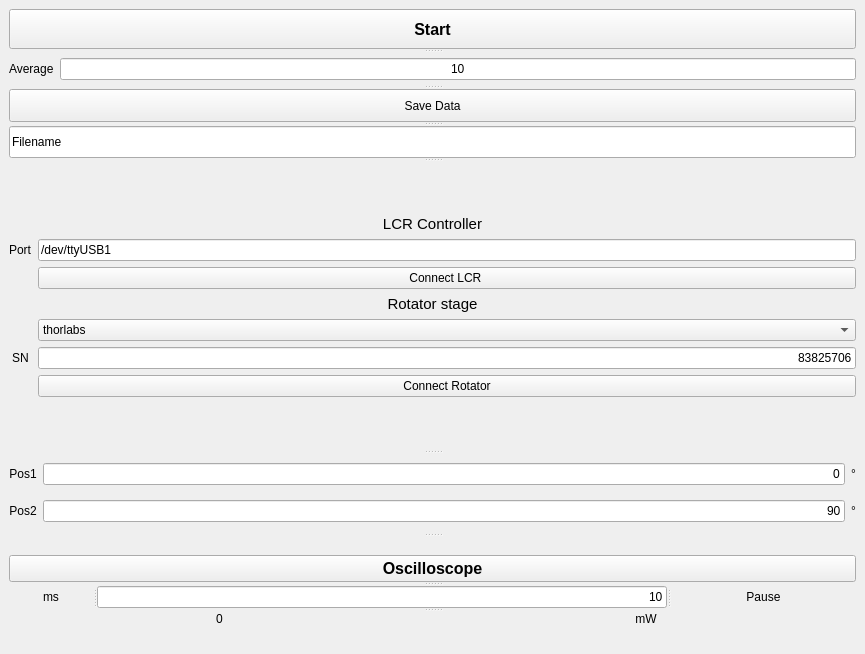
First picture: the form in visLCR.ui, repository qLuxor/pylabtools, before the edit.
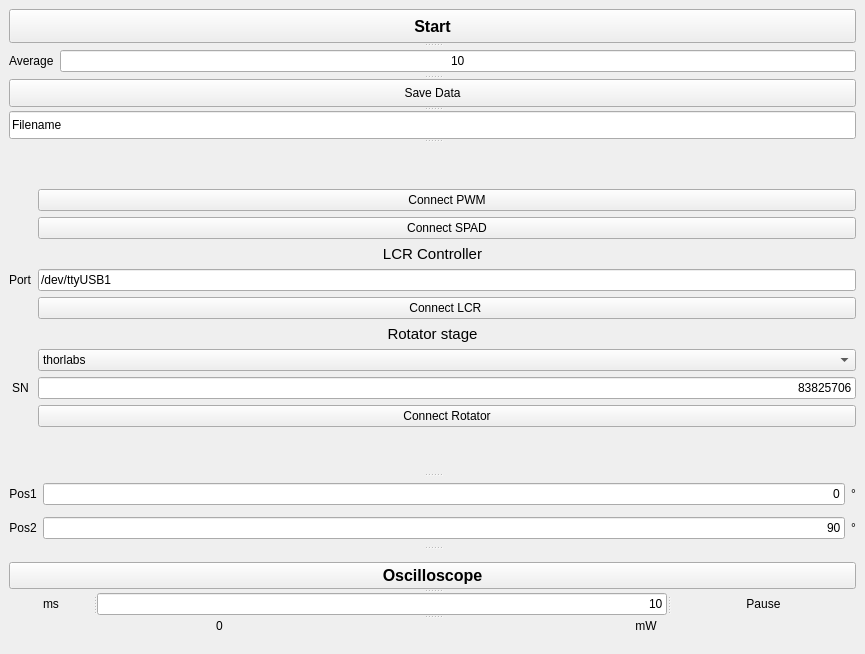
Second picture: the form after the edit.

Commit message: Added new buttons to connect to PWM and SPAD

What changed in the file:
```diff
--- a/visLCR.ui
+++ b/visLCR.ui
@@ -96,7 +96,7 @@
              <property name="formAlignment">
               <set>Qt::AlignCenter</set>
              </property>
-             <item row="0" column="0" colspan="2">
+             <item row="2" column="0" colspan="2">
               <widget class="QLabel" name="label_4">
                <property name="font">
                 <font>
@@ -111,7 +111,7 @@
                </property>
               </widget>
              </item>
-             <item row="3" column="0" colspan="2">
+             <item row="5" column="0" colspan="2">
               <widget class="QLabel" name="label_14">
                <property name="font">
                 <font>
@@ -126,7 +126,7 @@
                </property>
               </widget>
              </item>
-             <item row="4" column="1">
+             <item row="6" column="1">
               <widget class="QComboBox" name="cmbLinearStage">
                <property name="sizePolicy">
                 <sizepolicy hsizetype="MinimumExpanding" vsizetype="Fixed">
@@ -144,7 +144,7 @@
                </item>
               </widget>
              </item>
-             <item row="5" column="0">
+             <item row="7" column="0">
               <widget class="QLabel" name="label_15">
                <property name="sizePolicy">
                 <sizepolicy hsizetype="Maximum" vsizetype="Preferred">
@@ -160,7 +160,7 @@
                </property>
               </widget>
              </item>
-             <item row="5" column="1">
+             <item row="7" column="1">
               <widget class="QLineEdit" name="txtSN">
                <property name="sizePolicy">
                 <sizepolicy hsizetype="MinimumExpanding" vsizetype="Fixed">
@@ -176,14 +176,14 @@
                </property>
               </widget>
              </item>
-             <item row="6" column="1">
+             <item row="8" column="1">
               <widget class="QPushButton" name="btnConnect">
                <property name="text">
                 <string>Connect Rotator</string>
                </property>
               </widget>
              </item>
-             <item row="1" column="1">
+             <item row="3" column="1">
               <widget class="QLineEdit" name="txtPort">
                <property name="text">
                 <string>/dev/ttyUSB1</string>
@@ -193,20 +193,34 @@
                </property>
               </widget>
              </item>
-             <item row="2" column="1">
+             <item row="4" column="1">
               <widget class="QPushButton" name="btnConnectLCR">
                <property name="text">
                 <string>Connect LCR </string>
                </property>
               </widget>
              </item>
-             <item row="1" column="0">
+             <item row="3" column="0">
               <widget class="QLabel" name="label_9">
                <property name="text">
                 <string>Port</string>
                </property>
               </widget>
              </item>
+             <item row="1" column="1">
+              <widget class="QPushButton" name="btnConnectSPAD">
+               <property name="text">
+                <string>Connect SPAD</string>
+               </property>
+              </widget>
+             </item>
+             <item row="0" column="1">
+              <widget class="QPushButton" name="btnConnectPWM">
+               <property name="text">
+                <string>Connect PWM</string>
+               </property>
+              </widget>
+             </item>
             </layout>
            </widget>
            <widget class="QWidget" name="layoutWidget">
```
